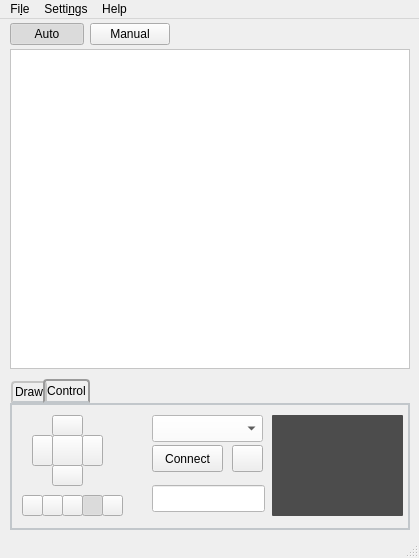
kthenrique/Draw-Vinci, file gui/Draw-Vinci.ui: the form before one commit.
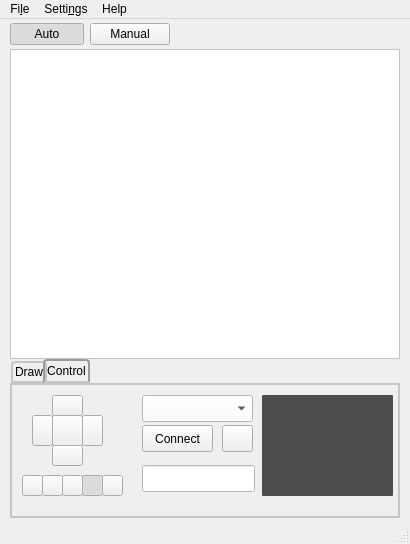
The form after the commit. The open tabs and pages were chosen to show the change. Icons and pictures are not drawn.

Commit message:
Add Ctrl-Z functionality to GUI
If the user wants to delete the last drawing, he can always type Ctrl-Z
and undo it.

The edit to the form file:
```diff
--- a/gui/Draw-Vinci.ui
+++ b/gui/Draw-Vinci.ui
@@ -6,20 +6,20 @@
    <rect>
     <x>0</x>
     <y>0</y>
-    <width>419</width>
-    <height>558</height>
+    <width>410</width>
+    <height>544</height>
    </rect>
   </property>
   <property name="minimumSize">
    <size>
-    <width>419</width>
-    <height>558</height>
+    <width>410</width>
+    <height>0</height>
    </size>
   </property>
   <property name="maximumSize">
    <size>
-    <width>419</width>
-    <height>558</height>
+    <width>10000</width>
+    <height>10000</height>
    </size>
   </property>
   <property name="windowTitle">
@@ -40,20 +40,20 @@
      <rect>
       <x>10</x>
       <y>30</y>
-      <width>400</width>
-      <height>320</height>
+      <width>390</width>
+      <height>310</height>
      </rect>
     </property>
     <property name="minimumSize">
      <size>
-      <width>400</width>
-      <height>320</height>
+      <width>390</width>
+      <height>310</height>
      </size>
     </property>
     <property name="maximumSize">
      <size>
-      <width>400</width>
-      <height>320</height>
+      <width>2000</width>
+      <height>2000</height>
      </size>
     </property>
     <property name="mouseTracking">
@@ -68,16 +68,28 @@
     <property name="frameShadow">
      <enum>QFrame::Sunken</enum>
     </property>
+    <property name="verticalScrollBarPolicy">
+     <enum>Qt::ScrollBarAlwaysOff</enum>
+    </property>
+    <property name="horizontalScrollBarPolicy">
+     <enum>Qt::ScrollBarAlwaysOff</enum>
+    </property>
    </widget>
    <widget class="QTabWidget" name="tabWidget">
     <property name="geometry">
      <rect>
       <x>10</x>
-      <y>360</y>
-      <width>400</width>
-      <height>151</height>
+      <y>340</y>
+      <width>390</width>
+      <height>159</height>
      </rect>
     </property>
+    <property name="sizePolicy">
+     <sizepolicy hsizetype="Expanding" vsizetype="Expanding">
+      <horstretch>18</horstretch>
+      <verstretch>12</verstretch>
+     </sizepolicy>
+    </property>
     <property name="minimumSize">
      <size>
       <width>390</width>
@@ -86,7 +98,7 @@
     </property>
     <property name="maximumSize">
      <size>
-      <width>400</width>
+      <width>1000</width>
       <height>16777215</height>
      </size>
     </property>
@@ -534,7 +546,7 @@
      <widget class="QTextEdit" name="termEdit">
       <property name="geometry">
        <rect>
-        <x>260</x>
+        <x>250</x>
         <y>10</y>
         <width>131</width>
         <height>101</height>
@@ -553,7 +565,7 @@
      <widget class="QComboBox" name="portsBox">
       <property name="geometry">
        <rect>
-        <x>140</x>
+        <x>130</x>
         <y>10</y>
         <width>111</width>
         <height>27</height>
@@ -566,7 +578,7 @@
      <widget class="QPushButton" name="connectButton">
       <property name="geometry">
        <rect>
-        <x>140</x>
+        <x>130</x>
         <y>40</y>
         <width>71</width>
         <height>27</height>
@@ -579,7 +591,7 @@
      <widget class="QLineEdit" name="promptEdit">
       <property name="geometry">
        <rect>
-        <x>140</x>
+        <x>130</x>
         <y>80</y>
         <width>113</width>
         <height>27</height>
@@ -600,7 +612,7 @@
      <widget class="QPushButton" name="refreshButton">
       <property name="geometry">
        <rect>
-        <x>220</x>
+        <x>210</x>
         <y>40</y>
         <width>31</width>
         <height>27</height>
@@ -855,7 +867,7 @@
     <rect>
      <x>0</x>
      <y>0</y>
-     <width>419</width>
+     <width>410</width>
      <height>22</height>
     </rect>
    </property>
```
Left out of the diff: 120 changed lines with no effect on the pictures. The commit also changes 3 other files.
